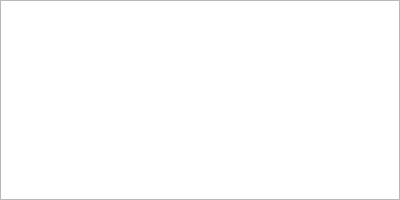
First picture: the form in Modules/SegmentationUI/Qmitk/QmitkMultiLabelInspectorControls.ui, repository MITK/MITK, before the edit.
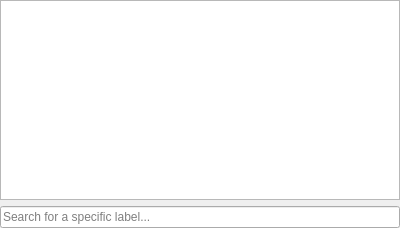
Second picture: the form after the edit. Custom widgets are drawn as their Qt base class.

Commit message: - Moved label search box to inspector. - Refactored label search code - Added flattening proxy model for MultiLabelTreeModel

The edit to the form file:
```diff
--- a/Modules/SegmentationUI/Qmitk/QmitkMultiLabelInspectorControls.ui
+++ b/Modules/SegmentationUI/Qmitk/QmitkMultiLabelInspectorControls.ui
@@ -7,7 +7,7 @@
     <x>0</x>
     <y>0</y>
     <width>400</width>
-    <height>200</height>
+    <height>226</height>
    </rect>
   </property>
   <property name="sizePolicy">
@@ -75,6 +75,25 @@
      </attribute>
     </widget>
    </item>
+   <item>
+    <widget class="QLineEdit" name="labelSearchBox">
+     <property name="sizePolicy">
+      <sizepolicy hsizetype="Minimum" vsizetype="Fixed">
+       <horstretch>0</horstretch>
+       <verstretch>0</verstretch>
+      </sizepolicy>
+     </property>
+     <property name="toolTip">
+      <string>Enter the label name (or a substring of the name) to search for a specific label.</string>
+     </property>
+     <property name="placeholderText">
+      <string>Search for a specific label...</string>
+     </property>
+     <property name="clearButtonEnabled">
+      <bool>true</bool>
+     </property>
+    </widget>
+   </item>
   </layout>
  </widget>
  <customwidgets>
```
The commit also changes 8 other files.
